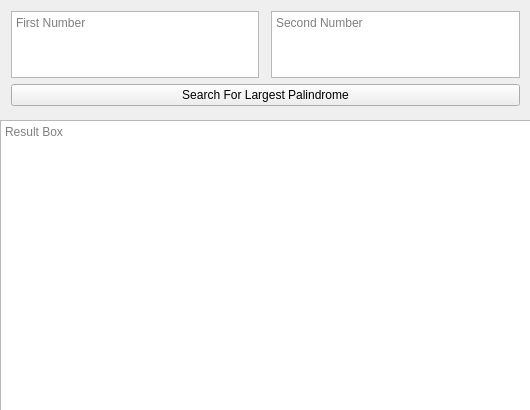
samueljohnston96/PalindromeFinder, file palindromefinder.ui: the form before one commit.
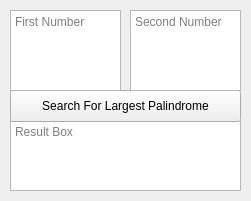
The form after the commit.

Commit message: Fixed issue with anchoring by just locking the window size to prevent issue from arising.

The edit to the form file:
```diff
--- a/palindromefinder.ui
+++ b/palindromefinder.ui
@@ -6,58 +6,61 @@
    <rect>
     <x>0</x>
     <y>0</y>
-    <width>530</width>
-    <height>410</height>
+    <width>251</width>
+    <height>201</height>
    </rect>
   </property>
+  <property name="sizePolicy">
+   <sizepolicy hsizetype="Fixed" vsizetype="Fixed">
+    <horstretch>0</horstretch>
+    <verstretch>0</verstretch>
+   </sizepolicy>
+  </property>
+  <property name="minimumSize">
+   <size>
+    <width>251</width>
+    <height>201</height>
+   </size>
+  </property>
+  <property name="maximumSize">
+   <size>
+    <width>251</width>
+    <height>201</height>
+   </size>
+  </property>
   <property name="windowTitle">
    <string>PalindromeFinder</string>
   </property>
   <widget class="QWidget" name="centralWidget">
-   <widget class="QWidget" name="gridLayoutWidget">
+   <widget class="QWidget" name="widget" native="true">
+    <property name="enabled">
+     <bool>true</bool>
+    </property>
     <property name="geometry">
      <rect>
       <x>0</x>
       <y>0</y>
-      <width>531</width>
-      <height>117</height>
+      <width>251</width>
+      <height>191</height>
      </rect>
     </property>
-    <layout class="QGridLayout" name="gridLayout">
-     <item row="0" column="3">
-      <widget class="QTextEdit" name="secondNumber">
-       <property name="placeholderText">
-        <string>Second Number</string>
-       </property>
-      </widget>
-     </item>
-     <item row="0" column="1">
-      <widget class="QTextEdit" name="firstNumber">
-       <property name="placeholderText">
-        <string>First Number</string>
-       </property>
-      </widget>
-     </item>
-     <item row="1" column="1" colspan="3">
-      <widget class="QPushButton" name="searchButton">
-       <property name="text">
-        <string>Search For Largest Palindrome</string>
-       </property>
-      </widget>
-     </item>
-    </layout>
-   </widget>
+    <property name="sizePolicy">
+     <sizepolicy hsizetype="Preferred" vsizetype="Preferred">
+      <horstretch>0</horstretch>
+      <verstretch>0</verstretch>
+     </sizepolicy>
+    </property>
    <widget class="QTextBrowser" name="resultsBox">
     <property name="geometry">
      <rect>
-      <x>0</x>
+       <x>10</x>
       <y>120</y>
-      <width>531</width>
-      <height>291</height>
+       <width>231</width>
+       <height>71</height>
      </rect>
     </property>
     <property name="sizePolicy">
-     <sizepolicy hsizetype="Maximum" vsizetype="Maximum">
+      <sizepolicy hsizetype="Expanding" vsizetype="Expanding">
       <horstretch>0</horstretch>
       <verstretch>0</verstretch>
      </sizepolicy>
@@ -90,6 +93,54 @@
      <string>Result Box</string>
     </property>
    </widget>
+    <widget class="QPushButton" name="searchButton">
+     <property name="geometry">
+      <rect>
+       <x>10</x>
+       <y>90</y>
+       <width>231</width>
+       <height>32</height>
+      </rect>
+     </property>
+     <property name="sizePolicy">
+      <sizepolicy hsizetype="Expanding" vsizetype="Expanding">
+       <horstretch>0</horstretch>
+       <verstretch>0</verstretch>
+      </sizepolicy>
+     </property>
+     <property name="text">
+      <string>Search For Largest Palindrome</string>
+     </property>
+    </widget>
+    <widget class="QTextEdit" name="firstNumber">
+     <property name="geometry">
+      <rect>
+       <x>10</x>
+       <y>10</y>
+       <width>111</width>
+       <height>81</height>
+      </rect>
+     </property>
+     <property name="placeholderText">
+      <string>First Number</string>
+     </property>
+    </widget>
+    <widget class="QTextEdit" name="secondNumber">
+     <property name="geometry">
+      <rect>
+       <x>130</x>
+       <y>10</y>
+       <width>111</width>
+       <height>81</height>
+      </rect>
+     </property>
+     <property name="placeholderText">
+      <string>Second Number</string>
+     </property>
+    </widget>
+   </widget>
+   <zorder>widget</zorder>
+   <zorder>gridLayoutWidget</zorder>
   </widget>
  </widget>
  <layoutdefault spacing="6" margin="11"/>
```
Lines whose indentation alone changed are shown as unchanged. The commit also changes 1 other file.
